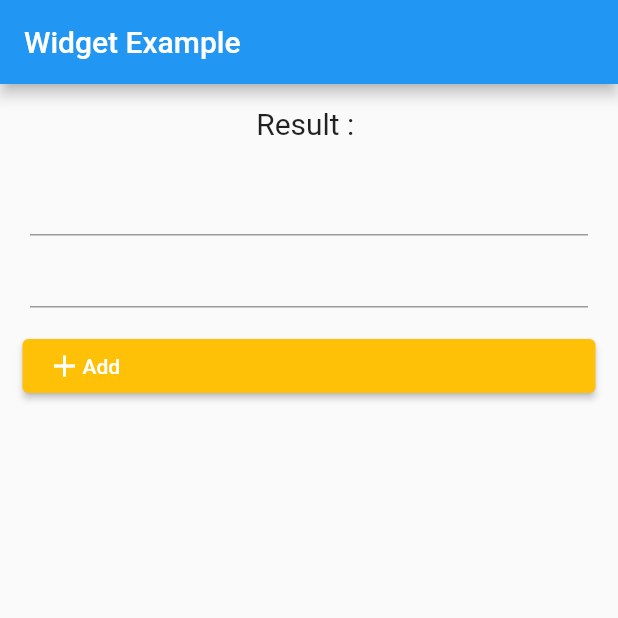
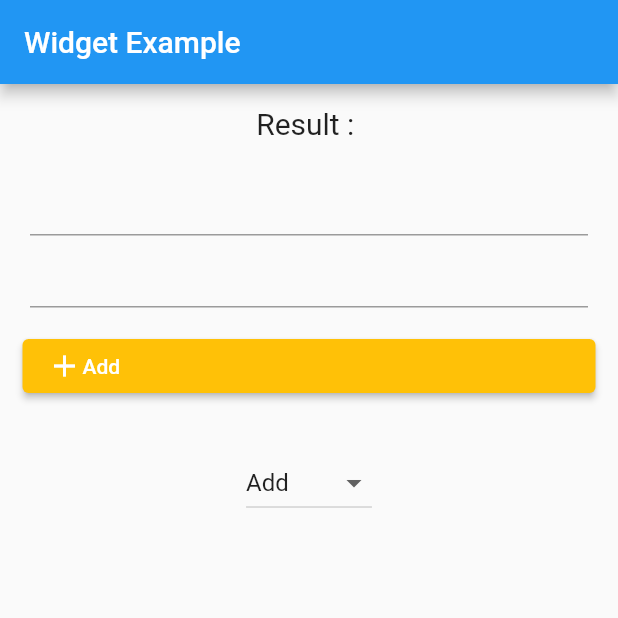
Before and after one commit to KIMGEEK/toy-project-flutter, a Flutter app: the screen it shows after launch, after a tap on "Add", on a phone screen of 412 x 824 dp, the top half of it. Run offline on Flutter 3.47's test engine with Material 2 defaults, Android fonts, the phone set to English and light mode, and no system bars.

Commit message:
Make other operator

```diff
--- a/calculator/lib/main.dart
+++ b/calculator/lib/main.dart
@@ -1,6 +1,7 @@
 import 'package:flutter/material.dart';
+import 'package:calculator/widget_app.dart';
 
-void main() => runApp(MyApp());
+void main() => runApp(const MyApp());
 
 class MyApp extends StatelessWidget {
   const MyApp({Key? key}) : super(key: key);
@@ -8,79 +9,9 @@ class MyApp extends StatelessWidget {
   static const String _title = 'Widget Example';
   @override
   Widget build(BuildContext context) {
-    return MaterialApp(
+    return const MaterialApp(
       title: _title,
       home: WidgetApp(),
     );
   }
 }
-
-class WidgetApp extends StatefulWidget {
-  const WidgetApp({Key? key}) : super(key: key);
-
-  @override
-  State<WidgetApp> createState() => _WidgetAppState();
-}
-
-class _WidgetAppState extends State<WidgetApp> {
-  String sum = '';
-  TextEditingController value1 = TextEditingController();
-  TextEditingController value2 = TextEditingController();
-
-  @override
-  Widget build(BuildContext context) {
-    return Scaffold(
-      appBar: AppBar(
-        title: const Text('Widget Example'),
-      ),
-      body: Container(
-        child: Center(
-          child: Column(
-            children: <Widget>[
-              Padding(
-                padding: const EdgeInsets.all(15),
-                child: Text(
-                  'Result : $sum',
-                  style: const TextStyle(fontSize: 20),
-                ),
-              ),
-              Padding(
-                padding: const EdgeInsets.only(left: 20, right: 20),
-                child: TextField(
-                  keyboardType: TextInputType.number,
-                  controller: value1,
-                ),
-              ),
-              Padding(
-                padding: const EdgeInsets.only(left: 20, right: 20),
-                child: TextField(
-                  keyboardType: TextInputType.number,
-                  controller: value2,
-                ),
-              ),
-              Padding(
-                  padding: const EdgeInsets.all(15),
-                  child: ElevatedButton(
-                      child: Row(
-                        children: [
-                          Icon(Icons.add),
-                          Text('Add'),
-                        ],
-                      ),
-                      style: ButtonStyle(
-                          backgroundColor:
-                              MaterialStateProperty.all(Colors.amber)),
-                      onPressed: () {
-                        setState(() {
-                          int result = int.parse(value1.value.text) +
-                              int.parse(value2.value.text);
-                          sum = '$result';
-                        });
-                      })),
-            ],
-          ),
-        ),
-      ),
-    );
-  }
-}
--- /dev/null
+++ b/calculator/lib/widget_app.dart
@@ -0,0 +1,105 @@
+import 'package:flutter/material.dart';
+
+class WidgetApp extends StatefulWidget {
+  const WidgetApp({Key? key}) : super(key: key);
+
+  @override
+  State<WidgetApp> createState() => _WidgetAppState();
+}
+
+class _WidgetAppState extends State<WidgetApp> {
+  String result = '';
+  TextEditingController value1 = TextEditingController();
+  TextEditingController value2 = TextEditingController();
+
+  final List _buttonList = ['Add', 'Subtract', 'Multiply', 'Divide'];
+  final List<DropdownMenuItem<String>> _dropDownMenuItems =
+      new List.empty(growable: true);
+  String? _buttonText;
+
+  void initState() {
+    super.initState();
+    for (var item in _buttonList) {
+      _dropDownMenuItems.add(DropdownMenuItem(value: item, child: Text(item)));
+    }
+    _buttonText = _dropDownMenuItems[0].value;
+  }
+
+  @override
+  Widget build(BuildContext context) {
+    return Scaffold(
+      appBar: AppBar(
+        title: const Text('Widget Example'),
+      ),
+      body: Container(
+        child: Center(
+          child: Column(
+            children: <Widget>[
+              Padding(
+                padding: const EdgeInsets.all(15),
+                child: Text(
+                  'Result : $result',
+                  style: const TextStyle(fontSize: 20),
+                ),
+              ),
+              Padding(
+                padding: const EdgeInsets.only(left: 20, right: 20),
+                child: TextField(
+                  keyboardType: TextInputType.number,
+                  controller: value1,
+                ),
+              ),
+              Padding(
+                padding: const EdgeInsets.only(left: 20, right: 20),
+                child: TextField(
+                  keyboardType: TextInputType.number,
+                  controller: value2,
+                ),
+              ),
+              Padding(
+                  padding: const EdgeInsets.all(15),
+                  child: ElevatedButton(
+                      child: Row(
+                        children: [
+                          Icon(Icons.add),
+                          Text(_buttonText!),
+                        ],
+                      ),
+                      style: ButtonStyle(
+                          backgroundColor:
+                              MaterialStateProperty.all(Colors.amber)),
+                      onPressed: () {
+                        setState(() {
+                          var value1Int = double.parse(value1.value.text);
+                          var value2Int = double.parse(value2.value.text);
+                          var res;
+                          if (_buttonText == 'Add') {
+                            res = value1Int + value2Int;
+                          } else if (_buttonText == 'Subtract') {
+                            res = value1Int - value2Int;
+                          } else if (_buttonText == 'Multiply') {
+                            res = value1Int * value2Int;
+                          } else if (_buttonText == 'Divide') {
+                            res = value1Int / value2Int;
+                          }
+                          result = '$res';
+                        });
+                      })),
+              Padding(
+                  padding: const EdgeInsets.all(15),
+                  child: DropdownButton(
+                    items: _dropDownMenuItems,
+                    onChanged: (String? value) {
+                      setState(() {
+                        _buttonText = value;
+                      });
+                    },
+                    value: _buttonText,
+                  )),
+            ],
+          ),
+        ),
+      ),
+    );
+  }
+}
```
